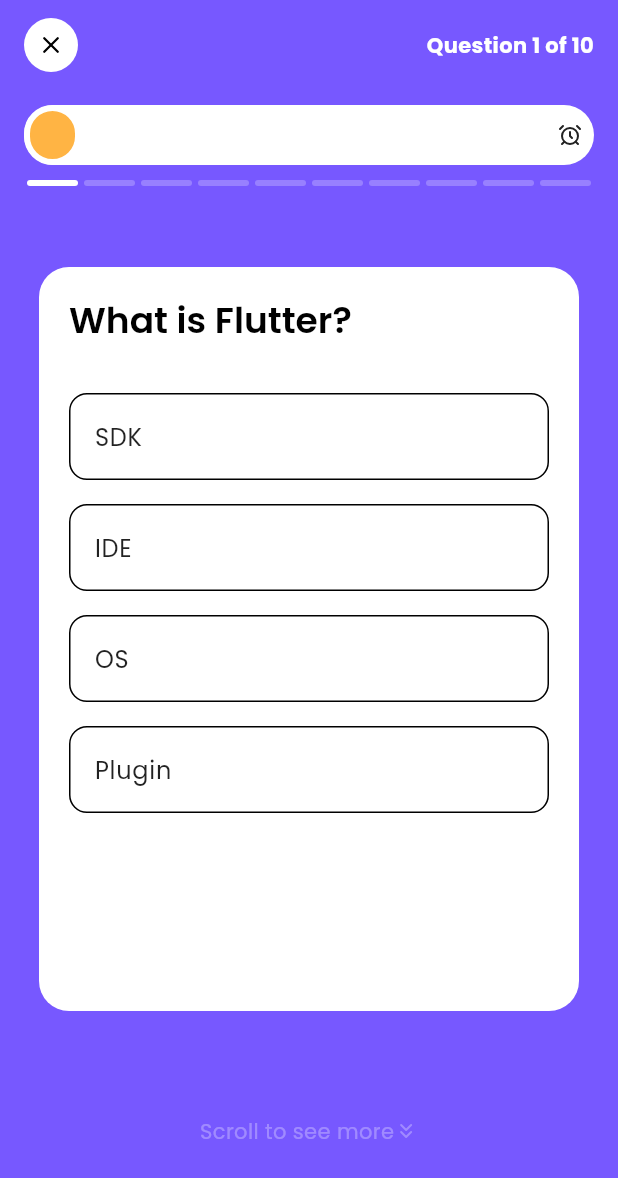
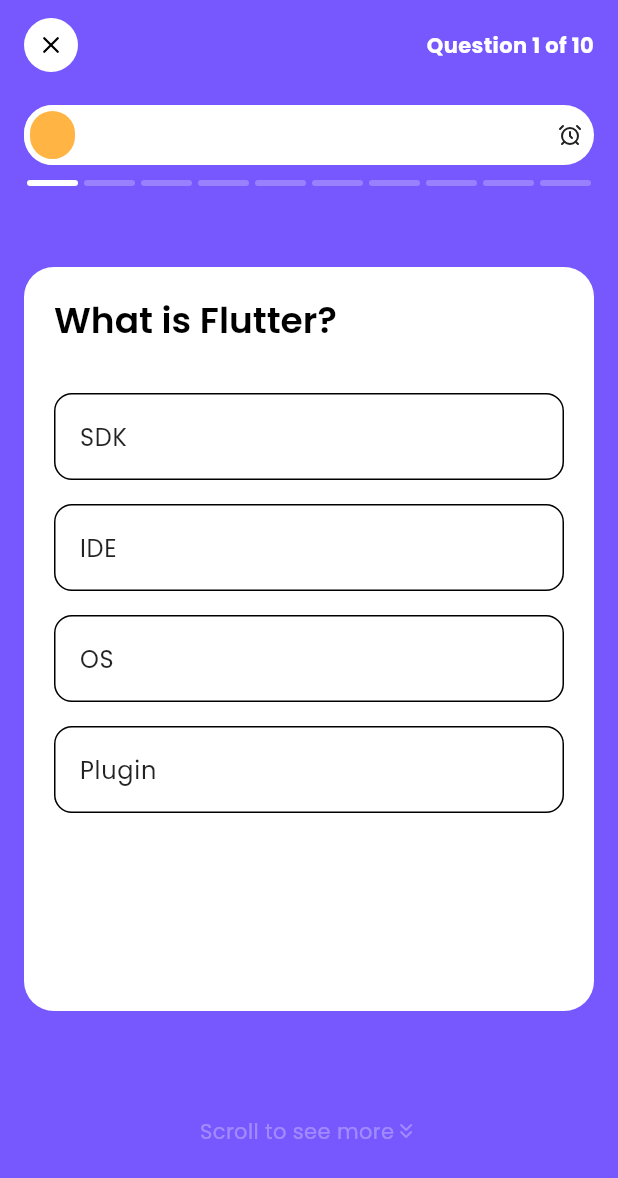
Before and after one commit to Aswin964567/learnify_app, a Flutter app: the QuizAttemptScreen screen opened by its route, on a phone screen of 412 x 824 dp. Shown: the top 1178 px of the screen. Run offline on Flutter 3.47's test engine with Material 3 defaults, Android fonts, the phone set to English and light mode, and no system bars; our stand-ins replace carousel_slider, flutter_riverpod, gap, go_router, google_fonts, lucide_icons.

Commit message:
fix(quiz):fix the horizontal padding in the quiz attempt screen

```diff
--- a/lib/features/quiz/presentation/screens/quiz_attempt_screen.dart
+++ b/lib/features/quiz/presentation/screens/quiz_attempt_screen.dart
@@ -40,13 +40,11 @@ class _QuizAttemptScreenState extends ConsumerState<QuizAttemptScreen> {
     return Scaffold(
       backgroundColor: const Color(0xFF7758FF),
       body: SafeArea(
-        child: Padding(
-          padding: const EdgeInsets.symmetric(horizontal: 16),
         child: Column(
           children: [
             // Top bar
             Padding(
-                padding: const EdgeInsets.symmetric(vertical: 12),
+              padding: const EdgeInsets.symmetric(vertical: 12, horizontal: 16),
               child: Row(
                 mainAxisAlignment: MainAxisAlignment.spaceBetween,
                 children: [
@@ -55,11 +53,7 @@ class _QuizAttemptScreenState extends ConsumerState<QuizAttemptScreen> {
                     child: const CircleAvatar(
                       radius: 18,
                       backgroundColor: Colors.white,
-                        child: Icon(
-                          LucideIcons.x,
-                          color: Colors.black,
-                          size: 18,
-                        ),
+                      child: Icon(LucideIcons.x, color: Colors.black, size: 18),
                     ),
                   ),
                   Text(
@@ -79,11 +73,19 @@ class _QuizAttemptScreenState extends ConsumerState<QuizAttemptScreen> {
             Gap(10),
 
             // Progress bar
-              ProgressBar(progress: progressValue),
+            Padding(
+              padding: const EdgeInsets.symmetric(horizontal: 16),
+              child: ProgressBar(progress: progressValue),
+            ),
             Gap(10),
 
             // Question Progress Indicator (small lines)
-              QuestionProgressIndicator(totalQuestions: questions.length),
+            Padding(
+              padding: const EdgeInsets.symmetric(horizontal: 16),
+              child: QuestionProgressIndicator(
+                totalQuestions: questions.length,
+              ),
+            ),
             Gap(24),
 
             Expanded(
@@ -99,8 +101,8 @@ class _QuizAttemptScreenState extends ConsumerState<QuizAttemptScreen> {
                   return Padding(
                     padding: const EdgeInsets.only(
                       top: 30,
-                        left: 10,
-                        right: 10,
+                      left: 16,
+                      right: 16,
                       bottom: 70,
                     ),
                     child: Container(
@@ -155,7 +157,6 @@ class _QuizAttemptScreenState extends ConsumerState<QuizAttemptScreen> {
           ],
         ),
       ),
-      ),
     );
   }
 }
```
Lines whose indentation alone changed are shown as unchanged.
